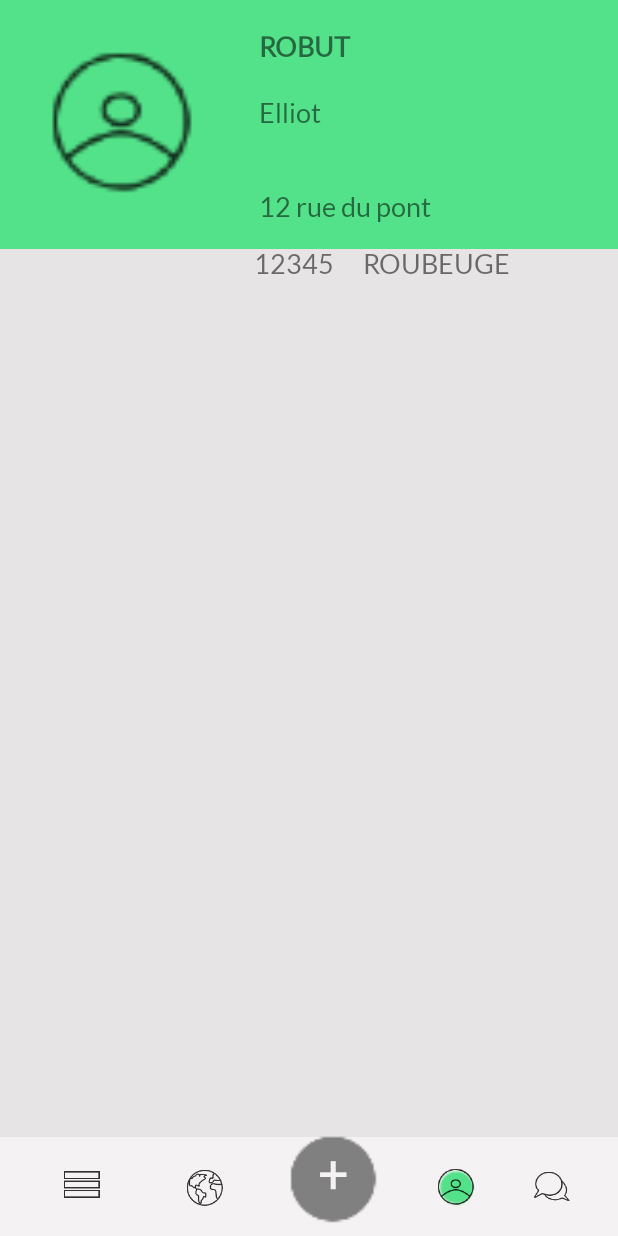
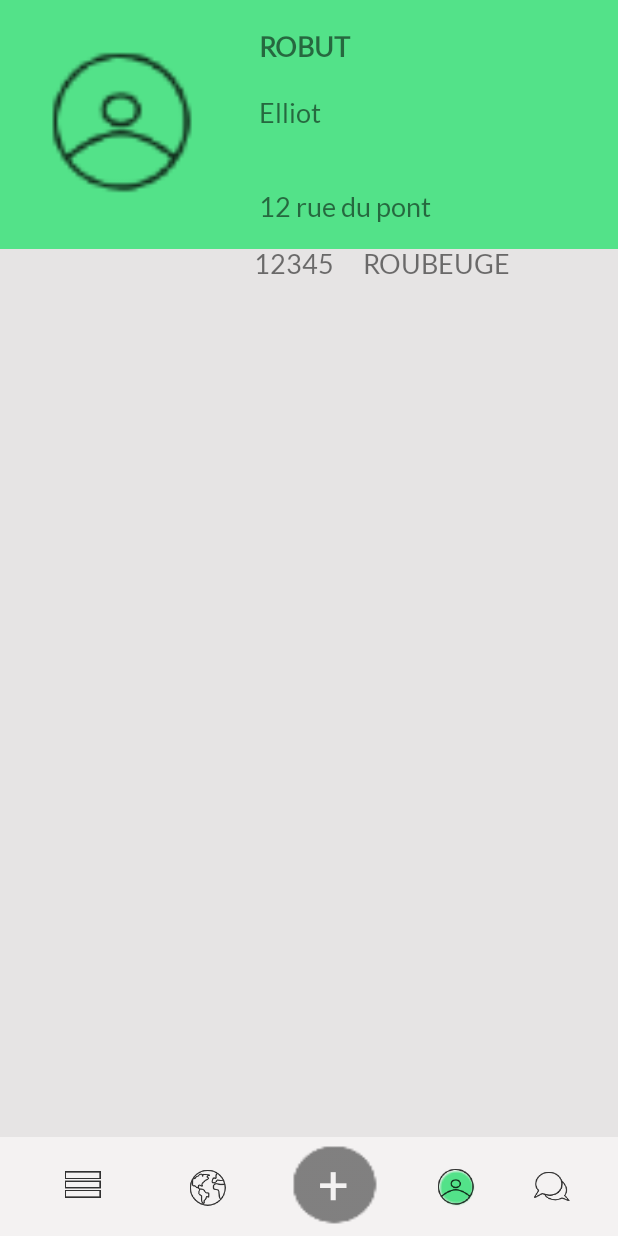
Before and after one commit to PierreBEGOUT/PFE_Giv-Eat, an Android app: the Profil screen opened directly, with no data from a screen before it, on a phone screen of 412 x 824 dp. Run offline under Robolectric (Android 15) with nearby library versions, the phone set to English and light mode, and no system bars.

Commit message:
on en peut plus de ce footer

```diff
--- a/app/src/main/AndroidManifest.xml
+++ b/app/src/main/AndroidManifest.xml
@@ -18,7 +18,8 @@
         </activity>
         <activity android:name=".Enregistrement" />
         <activity android:name=".Accueil" />
-        <activity android:name=".Profil"></activity>
+        <activity android:name=".Profil" />
+        <activity android:name=".Map"></activity>
     </application>
 
 </manifest>
--- a/app/src/main/res/layout/footer2.xml
+++ b/app/src/main/res/layout/footer2.xml
@@ -102,12 +102,10 @@
 
     <ImageButton
         android:id="@+id/add2"
-        android:layout_width="75dp"
-        android:layout_height="75dp"
+        android:layout_width="73dp"
+        android:layout_height="68dp"
         android:layout_marginEnd="16dp"
-        android:layout_marginRight="8dp"
         android:layout_marginStart="8dp"
-        android:layout_marginLeft="8dp"
         android:layout_marginTop="480dp"
         android:background="@drawable/add"
         android:contentDescription=" "
@@ -122,7 +120,7 @@
         android:id="@+id/plus2"
         android:layout_width="21dp"
         android:layout_height="54dp"
-        android:layout_marginBottom="8dp"
+        android:layout_marginBottom="26dp"
         android:layout_marginEnd="8dp"
         android:layout_marginStart="8dp"
         android:layout_marginTop="8dp"
@@ -132,6 +130,7 @@
         android:textSize="36sp"
         app:layout_constraintBottom_toBottomOf="@+id/add"
         app:layout_constraintEnd_toEndOf="@+id/add2"
+        app:layout_constraintHorizontal_bias="0.49"
         app:layout_constraintStart_toStartOf="@+id/add2"
         app:layout_constraintTop_toTopOf="@+id/add2"
         app:layout_constraintVertical_bias="1.0" />
```
Also changed, not shown: app/src/main/java/com/example/pbego/giveeat/Map.java (added, +13 -0 lines), app/src/main/res/layout/activity_map.xml (added, +9 -0 lines).
